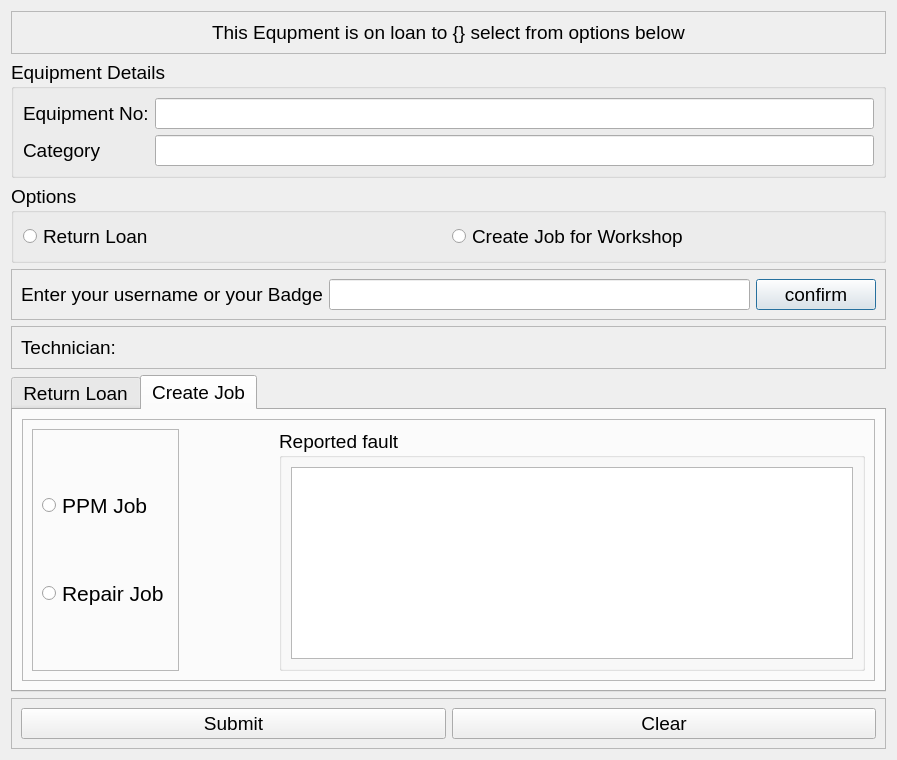
Before: the Qt Designer form ui/loan_dialogue.ui in qmohebi/equipment_library_desktop_app, drawn with Qt 5.
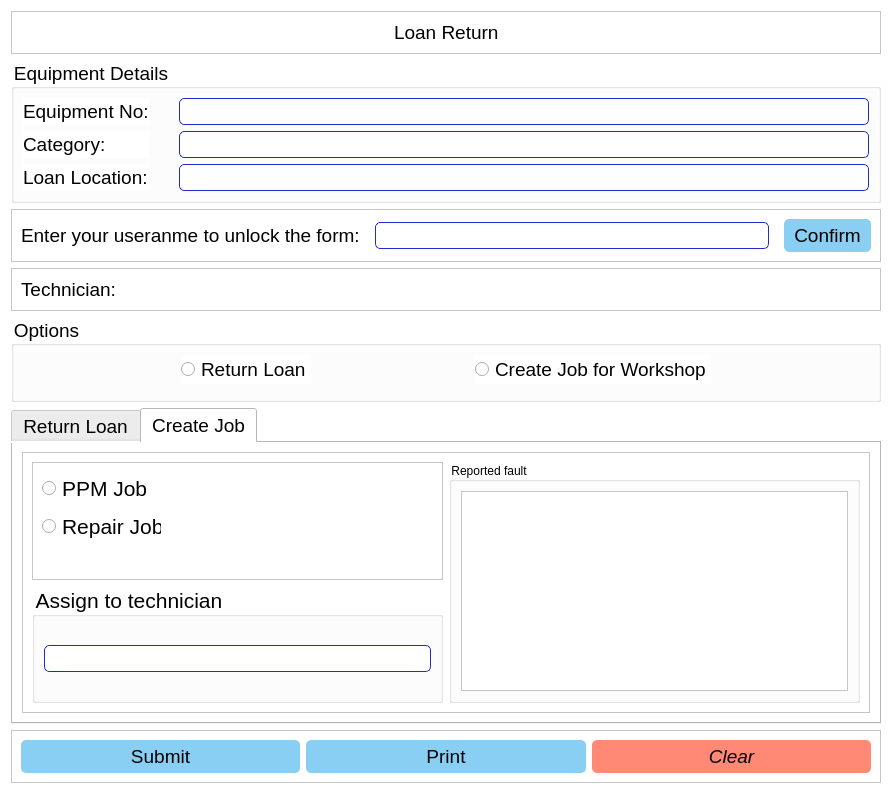
After: the same form once the commit is applied. The open tabs and pages were chosen to show the change.

Commit message: completed the loan return and create job logic, need to connect to DB

```diff
--- a/ui/loan_dialogue.ui
+++ b/ui/loan_dialogue.ui
@@ -6,118 +6,131 @@
    <rect>
     <x>0</x>
     <y>0</y>
-    <width>897</width>
-    <height>760</height>
+    <width>892</width>
+    <height>794</height>
    </rect>
   </property>
   <property name="windowTitle">
    <string>Dialog</string>
   </property>
+  <property name="styleSheet">
+   <string notr="true">QWidget {
+	background-color: white
+}
+QLabel{
+	font-size: 14pt;
+}
+QLineEdit {
+	border: 1px;
+	border-radius: 5px;
+	font-size: 14pt;
+	border: 1px solid rgb(33, 44, 200)
+}
+
+QLineEdit:focus {
+	border: 2px solid #127eff
+}
+
+QPushButton {
+background-color:  #89CFF3;
+padding: 5px 10px;
+border-radius: 5px;	
+}
+QPushButton:hover{
+	background-color: #127eff
+}
+QPushButton#btn_clear{
+background-color: rgb(255, 137, 116);
+}
+QPushButton:hover#btn_clear{
+	background-color: rgb(255, 106, 92) ;
+}</string>
+  </property>
   <layout class="QGridLayout" name="gridLayout">
-   <item row="3" column="0">
-    <widget class="QFrame" name="frame_2">
+   <property name="spacing">
+    <number>6</number>
+   </property>
+   <item row="4" column="0">
+    <widget class="QGroupBox" name="groupBox">
      <property name="font">
       <font>
        <pointsize>14</pointsize>
       </font>
      </property>
-     <property name="frameShape">
-      <enum>QFrame::StyledPanel</enum>
+     <property name="title">
+      <string>Options</string>
      </property>
-     <property name="frameShadow">
-      <enum>QFrame::Raised</enum>
-     </property>
-     <layout class="QHBoxLayout" name="horizontalLayout_3">
+     <layout class="QHBoxLayout" name="horizontalLayout">
+      <property name="bottomMargin">
+       <number>15</number>
+      </property>
       <item>
-       <widget class="QLabel" name="label">
-        <property name="font">
-         <font>
-          <pointsize>14</pointsize>
-         </font>
+       <spacer name="horizontalSpacer_3">
+        <property name="orientation">
+         <enum>Qt::Horizontal</enum>
         </property>
-        <property name="text">
-         <string>Enter your username or your Badge</string>
+        <property name="sizeHint" stdset="0">
+         <size>
+          <width>40</width>
+          <height>20</height>
+         </size>
         </property>
-       </widget>
+       </spacer>
       </item>
       <item>
-       <widget class="QLineEdit" name="lineEdit">
+       <widget class="QRadioButton" name="rb_return_loan">
         <property name="font">
          <font>
           <pointsize>14</pointsize>
          </font>
         </property>
+        <property name="text">
+         <string>Return Loan</string>
+        </property>
        </widget>
       </item>
       <item>
-       <widget class="QPushButton" name="pushButton_3">
-        <property name="minimumSize">
-         <size>
-          <width>120</width>
-          <height>0</height>
-         </size>
+       <spacer name="horizontalSpacer_5">
+        <property name="orientation">
+         <enum>Qt::Horizontal</enum>
         </property>
-        <property name="maximumSize">
+        <property name="sizeHint" stdset="0">
          <size>
-          <width>16777215</width>
-          <height>16777215</height>
+          <width>40</width>
+          <height>20</height>
          </size>
         </property>
-        <property name="font">
-         <font>
-          <pointsize>14</pointsize>
-         </font>
-        </property>
-        <property name="text">
-         <string>confirm</string>
-        </property>
-       </widget>
+       </spacer>
       </item>
-     </layout>
-    </widget>
-   </item>
-   <item row="6" column="0">
-    <widget class="QFrame" name="frame">
-     <property name="font">
-      <font>
-       <pointsize>14</pointsize>
-      </font>
-     </property>
-     <property name="frameShape">
-      <enum>QFrame::StyledPanel</enum>
-     </property>
-     <property name="frameShadow">
-      <enum>QFrame::Raised</enum>
-     </property>
-     <layout class="QHBoxLayout" name="horizontalLayout_2">
       <item>
-       <widget class="QPushButton" name="pushButton">
+       <widget class="QRadioButton" name="rb_create_job">
         <property name="font">
          <font>
           <pointsize>14</pointsize>
          </font>
         </property>
         <property name="text">
-         <string>Submit</string>
+         <string>Create Job for Workshop</string>
         </property>
        </widget>
       </item>
       <item>
-       <widget class="QPushButton" name="pushButton_2">
-        <property name="font">
-         <font>
-          <pointsize>14</pointsize>
-         </font>
+       <spacer name="horizontalSpacer_4">
+        <property name="orientation">
+         <enum>Qt::Horizontal</enum>
         </property>
-        <property name="text">
-         <string>Clear</string>
+        <property name="sizeHint" stdset="0">
+         <size>
+          <width>40</width>
+          <height>20</height>
+         </size>
         </property>
-       </widget>
+       </spacer>
       </item>
      </layout>
     </widget>
    </item>
-   <item row="5" column="0">
+   <item row="7" column="0">
     <widget class="QTabWidget" name="tabWidget">
      <property name="font">
       <font>
@@ -141,8 +154,11 @@
           <enum>QFrame::Raised</enum>
          </property>
          <layout class="QVBoxLayout" name="verticalLayout">
+          <property name="rightMargin">
+           <number>9</number>
+          </property>
           <item>
-           <widget class="QCheckBox" name="checkBox_2">
+           <widget class="QCheckBox" name="chkbx_visual_insp">
             <property name="font">
              <font>
               <pointsize>14</pointsize>
@@ -154,7 +170,7 @@
            </widget>
           </item>
           <item>
-           <widget class="QCheckBox" name="checkBox">
+           <widget class="QCheckBox" name="chkbx_function">
             <property name="font">
              <font>
               <pointsize>14</pointsize>
@@ -166,7 +182,7 @@
            </widget>
           </item>
           <item>
-           <widget class="QCheckBox" name="checkBox_3">
+           <widget class="QCheckBox" name="chkbx_batt_replace">
             <property name="font">
              <font>
               <pointsize>14</pointsize>
@@ -196,7 +212,7 @@
            <number>20</number>
           </property>
           <item>
-           <widget class="QPlainTextEdit" name="plainTextEdit"/>
+           <widget class="QPlainTextEdit" name="txt_work_done"/>
           </item>
          </layout>
         </widget>
@@ -207,8 +223,8 @@
       <attribute name="title">
        <string>Create Job</string>
       </attribute>
-      <layout class="QGridLayout" name="gridLayout_2">
-       <item row="2" column="0">
+      <layout class="QHBoxLayout" name="horizontalLayout_5">
+       <item>
         <widget class="QFrame" name="frame_4">
          <property name="frameShape">
           <enum>QFrame::StyledPanel</enum>
@@ -216,22 +232,7 @@
          <property name="frameShadow">
           <enum>QFrame::Raised</enum>
          </property>
-         <layout class="QGridLayout" name="gridLayout_3" rowstretch="0">
-          <property name="horizontalSpacing">
-           <number>100</number>
-          </property>
-          <item row="0" column="2">
-           <widget class="QGroupBox" name="groupBox_3">
-            <property name="title">
-             <string>Reported fault</string>
-            </property>
-            <layout class="QVBoxLayout" name="verticalLayout_3">
-             <item>
-              <widget class="QTextEdit" name="textEdit"/>
-             </item>
-            </layout>
-           </widget>
-          </item>
+         <layout class="QGridLayout" name="gridLayout_2">
           <item row="0" column="0">
            <widget class="QFrame" name="frame_3">
             <property name="frameShape">
@@ -240,30 +241,69 @@
             <property name="frameShadow">
              <enum>QFrame::Raised</enum>
             </property>
+            <widget class="QRadioButton" name="rb_ppm">
+             <property name="geometry">
+              <rect>
+               <x>10</x>
+               <y>10</y>
+               <width>104</width>
+               <height>32</height>
+              </rect>
+             </property>
+             <property name="font">
+              <font>
+               <pointsize>16</pointsize>
+              </font>
+             </property>
+             <property name="text">
+              <string>PPM Job</string>
+             </property>
+            </widget>
+            <widget class="QRadioButton" name="rb_job">
+             <property name="geometry">
+              <rect>
+               <x>10</x>
+               <y>48</y>
+               <width>119</width>
+               <height>32</height>
+              </rect>
+             </property>
+             <property name="font">
+              <font>
+               <pointsize>16</pointsize>
+              </font>
+             </property>
+             <property name="text">
+              <string>Repair Job</string>
+             </property>
+            </widget>
+           </widget>
+          </item>
+          <item row="0" column="1" rowspan="2">
+           <widget class="QGroupBox" name="groupBox_3">
+            <property name="title">
+             <string>Reported fault</string>
+            </property>
+            <layout class="QVBoxLayout" name="verticalLayout_3">
+             <item>
+              <widget class="QTextEdit" name="txt_reported_fault"/>
+             </item>
+            </layout>
+           </widget>
+          </item>
+          <item row="1" column="0">
+           <widget class="QGroupBox" name="groupBox_5">
+            <property name="font">
+             <font>
+              <pointsize>16</pointsize>
+             </font>
+            </property>
+            <property name="title">
+             <string>Assign to technician</string>
+            </property>
             <layout class="QVBoxLayout" name="verticalLayout_2">
              <item>
-              <widget class="QRadioButton" name="radioButton_4">
-               <property name="font">
-                <font>
-                 <pointsize>16</pointsize>
-                </font>
-               </property>
-               <property name="text">
-                <string>PPM Job</string>
-               </property>
-              </widget>
-             </item>
-             <item>
-              <widget class="QRadioButton" name="radioButton_3">
-               <property name="font">
-                <font>
-                 <pointsize>16</pointsize>
-                </font>
-               </property>
-               <property name="text">
-                <string>Repair Job</string>
-               </property>
-              </widget>
+              <widget class="QLineEdit" name="txt_technician"/>
              </item>
             </layout>
            </widget>
@@ -275,7 +315,120 @@
      </widget>
     </widget>
    </item>
-   <item row="4" column="0">
+   <item row="2" column="0">
+    <widget class="QFrame" name="frame_2">
+     <property name="font">
+      <font>
+       <pointsize>14</pointsize>
+      </font>
+     </property>
+     <property name="frameShape">
+      <enum>QFrame::StyledPanel</enum>
+     </property>
+     <property name="frameShadow">
+      <enum>QFrame::Raised</enum>
+     </property>
+     <layout class="QHBoxLayout" name="horizontalLayout_3">
+      <property name="spacing">
+       <number>15</number>
+      </property>
+      <property name="topMargin">
+       <number>9</number>
+      </property>
+      <property name="bottomMargin">
+       <number>9</number>
+      </property>
+      <item>
+       <widget class="QLabel" name="label">
+        <property name="font">
+         <font>
+          <pointsize>14</pointsize>
+         </font>
+        </property>
+        <property name="text">
+         <string>Enter your useranme to unlock the form:</string>
+        </property>
+       </widget>
+      </item>
+      <item>
+       <widget class="QLineEdit" name="txt_username">
+        <property name="font">
+         <font>
+          <pointsize>14</pointsize>
+         </font>
+        </property>
+       </widget>
+      </item>
+      <item>
+       <widget class="QPushButton" name="btn_confirm">
+        <property name="font">
+         <font>
+          <pointsize>14</pointsize>
+         </font>
+        </property>
+        <property name="text">
+         <string>Confirm</string>
+        </property>
+       </widget>
+      </item>
+     </layout>
+    </widget>
+   </item>
+   <item row="8" column="0">
+    <widget class="QFrame" name="frame">
+     <property name="font">
+      <font>
+       <pointsize>14</pointsize>
+      </font>
+     </property>
+     <property name="frameShape">
+      <enum>QFrame::StyledPanel</enum>
+     </property>
+     <property name="frameShadow">
+      <enum>QFrame::Raised</enum>
+     </property>
+     <layout class="QHBoxLayout" name="horizontalLayout_2">
+      <item>
+       <widget class="QPushButton" name="btn_submit_job">
+        <property name="font">
+         <font>
+          <pointsize>14</pointsize>
+         </font>
+        </property>
+        <property name="text">
+         <string>Submit</string>
+        </property>
+       </widget>
+      </item>
+      <item>
+       <widget class="QPushButton" name="btn_print">
+        <property name="font">
+         <font>
+          <pointsize>14</pointsize>
+         </font>
+        </property>
+        <property name="text">
+         <string>Print</string>
+        </property>
+       </widget>
+      </item>
+      <item>
+       <widget class="QPushButton" name="btn_clear">
+        <property name="font">
+         <font>
+          <pointsize>14</pointsize>
+          <italic>true</italic>
+         </font>
+        </property>
+        <property name="text">
+         <string>Clear</string>
+        </property>
+       </widget>
+      </item>
+     </layout>
+    </widget>
+   </item>
+   <item row="3" column="0">
     <widget class="QFrame" name="frame_6">
      <property name="frameShape">
       <enum>QFrame::StyledPanel</enum>
@@ -288,7 +441,7 @@
        <widget class="QLabel" name="label_3">
         <property name="maximumSize">
          <size>
-          <width>160</width>
+          <width>100</width>
           <height>16777215</height>
          </size>
         </property>
@@ -303,7 +456,7 @@
        </widget>
       </item>
       <item>
-       <widget class="QLabel" name="label_5">
+       <widget class="QLabel" name="lbl_technician">
         <property name="font">
          <font>
           <pointsize>14</pointsize>
@@ -333,21 +486,21 @@
         </property>
         <property name="sizeHint" stdset="0">
          <size>
-          <width>184</width>
+          <width>421</width>
           <height>20</height>
          </size>
         </property>
        </spacer>
       </item>
       <item>
-       <widget class="QLabel" name="label_2">
+       <widget class="QLabel" name="lbl_loan">
         <property name="font">
          <font>
           <pointsize>14</pointsize>
          </font>
         </property>
         <property name="text">
-         <string>This Equpment is on loan to {} select from options below</string>
+         <string>Loan Return</string>
         </property>
        </widget>
       </item>
@@ -358,7 +511,7 @@
         </property>
         <property name="sizeHint" stdset="0">
          <size>
-          <width>184</width>
+          <width>420</width>
           <height>20</height>
          </size>
         </property>
@@ -367,44 +520,6 @@
      </layout>
     </widget>
    </item>
-   <item row="2" column="0">
-    <widget class="QGroupBox" name="groupBox">
-     <property name="font">
-      <font>
-       <pointsize>14</pointsize>
-      </font>
-     </property>
-     <property name="title">
-      <string>Options</string>
-     </property>
-     <layout class="QHBoxLayout" name="horizontalLayout">
-      <item>
-       <widget class="QRadioButton" name="radioButton">
-        <property name="font">
-         <font>
-          <pointsize>14</pointsize>
-         </font>
-        </property>
-        <property name="text">
-         <string>Return Loan</string>
-        </property>
-       </widget>
-      </item>
-      <item>
-       <widget class="QRadioButton" name="radioButton_2">
-        <property name="font">
-         <font>
-          <pointsize>14</pointsize>
-         </font>
-        </property>
-        <property name="text">
-         <string>Create Job for Workshop</string>
-        </property>
-       </widget>
-      </item>
-     </layout>
-    </widget>
-   </item>
    <item row="1" column="0">
     <widget class="QGroupBox" name="groupBox_4">
      <property name="font">
@@ -416,20 +531,41 @@
       <string>Equipment Details</string>
      </property>
      <layout class="QGridLayout" name="gridLayout_4">
-      <item row="0" column="0">
-       <widget class="QLabel" name="label_4">
+      <property name="horizontalSpacing">
+       <number>30</number>
+      </property>
+      <property name="verticalSpacing">
+       <number>6</number>
+      </property>
+      <item row="2" column="1">
+       <widget class="QLineEdit" name="txt_loan_location">
+        <property name="enabled">
+         <bool>false</bool>
+        </property>
         <property name="font">
          <font>
           <pointsize>14</pointsize>
          </font>
         </property>
-        <property name="text">
-         <string>Equipment No:</string>
-        </property>
        </widget>
       </item>
       <item row="0" column="1">
-       <widget class="QLineEdit" name="lineEdit_2">
+       <widget class="QLineEdit" name="txt_asset">
+        <property name="enabled">
+         <bool>false</bool>
+        </property>
+        <property name="font">
+         <font>
+          <pointsize>14</pointsize>
+         </font>
+        </property>
+       </widget>
+      </item>
+      <item row="1" column="1">
+       <widget class="QLineEdit" name="txt_category">
+        <property name="enabled">
+         <bool>false</bool>
+        </property>
         <property name="font">
          <font>
           <pointsize>14</pointsize>
@@ -445,16 +581,31 @@
          </font>
         </property>
         <property name="text">
-         <string>Category</string>
+         <string>Category:</string>
         </property>
        </widget>
       </item>
-      <item row="1" column="1">
-       <widget class="QLineEdit" name="lineEdit_3">
+      <item row="2" column="0">
+       <widget class="QLabel" name="label_2">
         <property name="font">
          <font>
           <pointsize>14</pointsize>
          </font>
+        </property>
+        <property name="text">
+         <string>Loan Location:</string>
+        </property>
+       </widget>
+      </item>
+      <item row="0" column="0">
+       <widget class="QLabel" name="label_4">
+        <property name="font">
+         <font>
+          <pointsize>14</pointsize>
+         </font>
+        </property>
+        <property name="text">
+         <string>Equipment No:</string>
         </property>
        </widget>
       </item>
```
Left out of the diff: 17 changed lines with no effect on the pictures. The commit also changes 9 other files.
